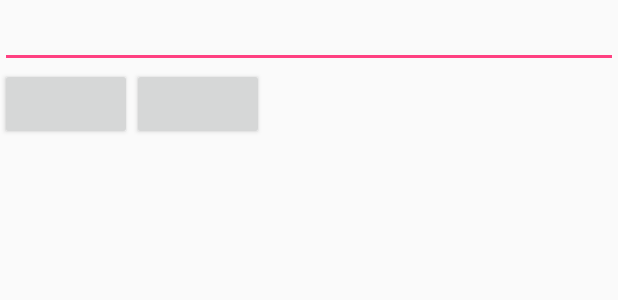
After one commit to TarasVolianskyi/CoffeeCounter, an Android app: the layout edit_data_layout.xml on its own in the app's theme, with its tools: preview values and no code run, on a phone screen of 412 x 824 dp. The commit adds this screen. Shown: the top 300 px of the screen. Run offline under Robolectric (Android 15) with nearby library versions, the phone set to English and light mode, and no system bars.

Commit message:
update functions

```diff
--- /dev/null
+++ b/app/src/main/res/layout/edit_data_layout.xml
@@ -0,0 +1,31 @@
+<?xml version="1.0" encoding="utf-8"?>
+<LinearLayout xmlns:android="http://schemas.android.com/apk/res/android"
+    android:layout_width="match_parent"
+    android:layout_height="match_parent"
+    android:orientation="vertical">
+
+
+    <EditText
+        android:id="@+id/etEditTextLayout"
+        android:layout_width="match_parent"
+        android:layout_height="wrap_content" />
+
+    <LinearLayout
+        android:layout_width="match_parent"
+        android:layout_height="wrap_content"
+        android:orientation="horizontal">
+
+        <Button
+            android:id="@+id/btnDelete"
+            android:layout_width="wrap_content"
+            android:layout_height="wrap_content" />
+
+        <Button
+            android:id="@+id/btnSave"
+            android:layout_width="wrap_content"
+            android:layout_height="wrap_content" />
+
+
+    </LinearLayout>
+
+</LinearLayout>
```
Also changed, not shown: app/src/main/java/com/example/t/coffeecounter/DataBaseHelper.java (+25 -4 lines), app/src/main/java/com/example/t/coffeecounter/EditDataActivity.java (added, +71 -0 lines), app/src/main/java/com/example/t/coffeecounter/ListDataActivity.java (+31 -0 lines).
